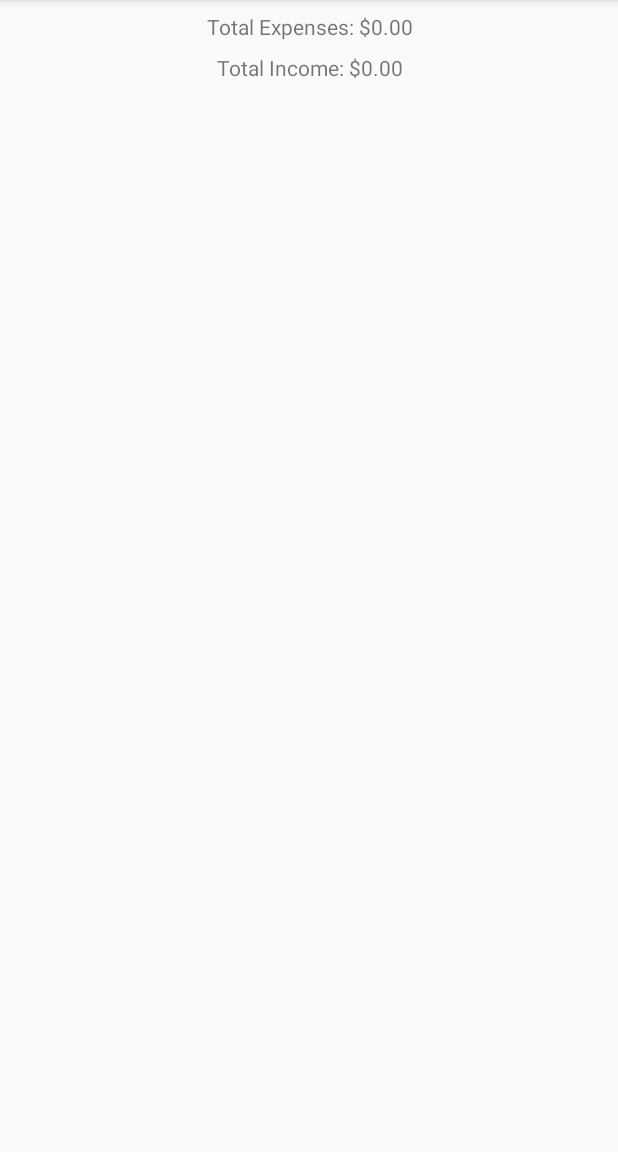
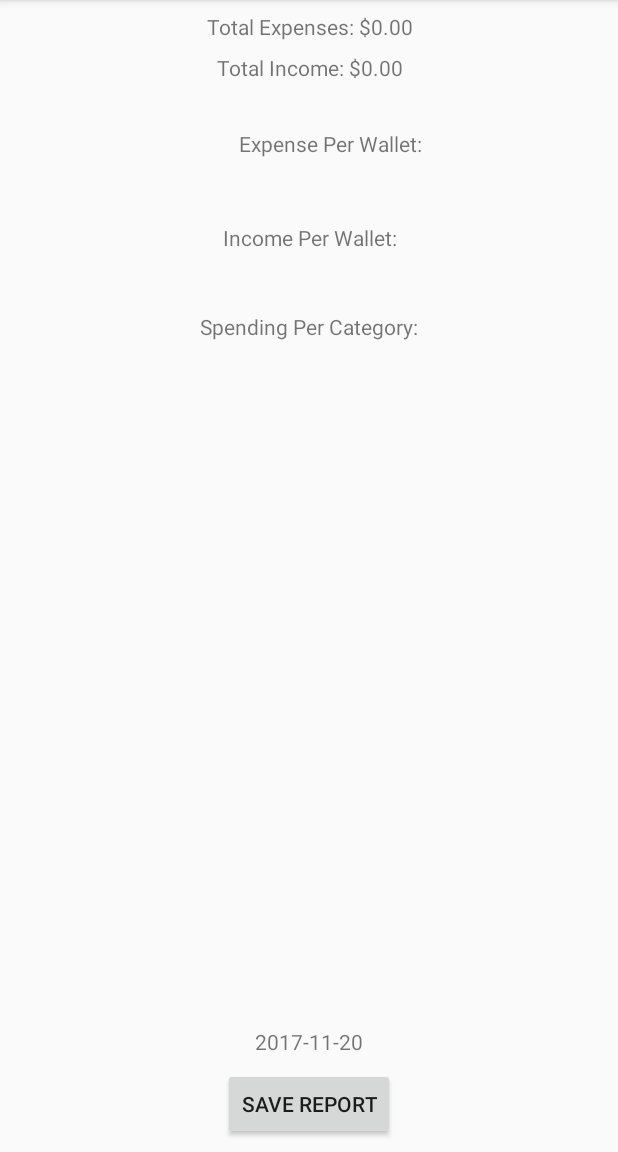
Before and after one commit to zach-king/PynnyAndroid, an Android app: the ReportingActivity screen opened directly, with no data from a screen before it, on a phone screen of 412 x 824 dp, the part 84-1236 px from its top. Run offline under Robolectric (Android 15) with nearby library versions, the phone set to English and light mode, and no system bars.

Commit message:
finished report page, and report saving

```diff
--- a/app/src/main/java/king/zach/pynny/activities/reporting/ReportingActivity.java
+++ b/app/src/main/java/king/zach/pynny/activities/reporting/ReportingActivity.java
@@ -2,7 +2,13 @@ package king.zach.pynny.activities.reporting;
 
 import android.support.v7.app.AppCompatActivity;
 import android.os.Bundle;
+import android.util.Log;
+import android.util.Pair;
+import android.view.View;
+import android.widget.Button;
 import android.widget.TextView;
+
+import java.util.Locale;
 
 import king.zach.pynny.R;
 import king.zach.pynny.database.models.Report;
@@ -17,6 +23,10 @@ public class ReportingActivity extends AppCompatActivity {
 
     private TextView tvTotalExpenses;
     private TextView tvTotalIncome;
+    private TextView tvExpenseByWallet;
+    private TextView tvIncomeByWallet;
+    private TextView tvReportDate;
+    private TextView tvSpendingByCategory;
 
     @Override
     protected void onCreate(Bundle savedInstanceState) {
@@ -35,16 +45,60 @@ public class ReportingActivity extends AppCompatActivity {
             tvTotalIncome = (TextView) findViewById(R.id.tvTotalIncome);
         }
 
+        if (tvExpenseByWallet == null) {
+            tvExpenseByWallet = (TextView) findViewById(R.id.tvExpenseByWallet);
+        }
+
+        if (tvIncomeByWallet == null) {
+            tvIncomeByWallet = (TextView) findViewById(R.id.tvIncomeByWallet);
+        }
+
+        if (tvReportDate == null) {
+            tvReportDate = (TextView) findViewById(R.id.tvReportDate);
+        }
+
+        if (tvSpendingByCategory == null) {
+            tvSpendingByCategory = (TextView) findViewById(R.id.tvSpendingByCategory);
+        }
+
 
         // Get the report
         report = reportingUtil.generateReport();
 
         // Set widget values
         showReport();
+
+        ((Button) findViewById(R.id.btnReportExport)).setOnClickListener(new View.OnClickListener() {
+            @Override
+            public void onClick(View v) {
+                reportingUtil.saveReport(report);
+            }
+        });
     }
 
     private void showReport() {
         tvTotalExpenses.setText(getResources().getString(R.string.total_expenses, report.totalExpenses));
         tvTotalIncome.setText(getResources().getString(R.string.total_income, report.totalIncome));
+        tvReportDate.setText(report.createdAt);
+
+        String walletExpensesString = "Expense Per Wallet:\n";
+        Log.d(TAG, "Wallet expense pair count: " + report.expenseByWallet.size());
+        for (Pair<String, Double> pair : report.expenseByWallet) {
+            walletExpensesString += pair.first + " - " + String.format(Locale.US, "$%.2f\n", pair.second);
+        }
+
+        String walletIncomeString = "Income Per Wallet:\n";
+        for (Pair<String, Double> pair : report.incomeByWallet) {
+            walletIncomeString += pair.first + " - " + String.format(Locale.US, "$%.2f\n", pair.second);
+        }
+
+        String categorySpendingString = "Spending Per Category:\n";
+        for (Pair<String, Double> pair : report.spendingByCategory) {
+            categorySpendingString += pair.first + " - " + String.format(Locale.US, "$%.2f\n", pair.second);
+        }
+
+        tvExpenseByWallet.setText(walletExpensesString);
+        tvIncomeByWallet.setText(walletIncomeString);
+        tvSpendingByCategory.setText(categorySpendingString);
     }
 }
--- a/app/src/main/java/king/zach/pynny/database/PynnyDBHandler.java
+++ b/app/src/main/java/king/zach/pynny/database/PynnyDBHandler.java
@@ -516,8 +516,8 @@ public class PynnyDBHandler extends SQLiteOpenHelper {
     public Cursor getTransactionsForBudget(long budgetId) {
         SQLiteDatabase db = getReadableDatabase();
         return db.rawQuery("SELECT * FROM " + TABLE_TRANSACTIONS + " JOIN " + TABLE_BUDGETS + " ON " +
-        TABLE_TRANSACTIONS + "." + COLUMN_TRANSACTION_CATEGORY + " = " + TABLE_BUDGETS + "." + COLUMN_BUDGET_CATEGORY +
-        " WHERE " + TABLE_BUDGETS + "." + COLUMN_BUDGET_ID + " = " + String.valueOf(budgetId) + " ORDER BY " + TABLE_TRANSACTIONS +
+                TABLE_TRANSACTIONS + "." + COLUMN_TRANSACTION_CATEGORY + " = " + TABLE_BUDGETS + "." + COLUMN_BUDGET_CATEGORY +
+                " WHERE " + TABLE_BUDGETS + "." + COLUMN_BUDGET_ID + " = " + String.valueOf(budgetId) + " ORDER BY " + TABLE_TRANSACTIONS +
                 "." + COLUMN_TRANSACTION_CREATED_AT + " DESC", null);
     }
 
@@ -747,7 +747,7 @@ public class PynnyDBHandler extends SQLiteOpenHelper {
                 " ON " + TABLE_TRANSACTIONS + "." + COLUMN_TRANSACTION_CATEGORY + " = " + TABLE_CATEGORIES + "." + COLUMN_CATEGORY_ID +
                 " WHERE " + TABLE_CATEGORIES + "." + COLUMN_CATEGORY_IS_INCOME + " = 0)";
 
-        Log.i(TAG, "Running query: " + query);
+        Log.i(TAG, "getTotalExpenses: Running query: " + query);
         Cursor cursor = db.rawQuery(query, null);
 
         if (cursor.moveToNext()) {
@@ -766,7 +766,7 @@ public class PynnyDBHandler extends SQLiteOpenHelper {
                 " ON " + TABLE_TRANSACTIONS + "." + COLUMN_TRANSACTION_CATEGORY + " = " + TABLE_CATEGORIES + "." + COLUMN_CATEGORY_ID +
                 " WHERE " + TABLE_CATEGORIES + "." + COLUMN_CATEGORY_ID + " = " + categoryId + " AND " + TABLE_CATEGORIES + "." + COLUMN_CATEGORY_IS_INCOME + " = 0)";
 
-        Log.i(TAG, "Running query: " + query);
+        Log.i(TAG, "getExpensesForCategory: Running query: " + query);
         Cursor cursor = db.rawQuery(query, null);
 
         if (cursor.moveToNext()) {
@@ -785,7 +785,7 @@ public class PynnyDBHandler extends SQLiteOpenHelper {
                 " ON " + TABLE_TRANSACTIONS + "." + COLUMN_TRANSACTION_CATEGORY + " = " + TABLE_CATEGORIES + "." + COLUMN_CATEGORY_ID +
                 " WHERE " + TABLE_CATEGORIES + "." + COLUMN_CATEGORY_IS_INCOME + " = 1)";
 
-        Log.i(TAG, "Running query: " + query);
+        Log.i(TAG, "getTotalIncome: Running query: " + query);
         Cursor cursor = db.rawQuery(query, null);
 
         if (cursor.moveToNext()) {
@@ -804,7 +804,7 @@ public class PynnyDBHandler extends SQLiteOpenHelper {
                 " ON " + TABLE_TRANSACTIONS + "." + COLUMN_TRANSACTION_CATEGORY + " = " + TABLE_CATEGORIES + "." + COLUMN_CATEGORY_ID +
                 " WHERE " + TABLE_CATEGORIES + "." + COLUMN_CATEGORY_ID + " = " + categoryId + " AND " + TABLE_CATEGORIES + "." + COLUMN_CATEGORY_IS_INCOME + " = 1)";
 
-        Log.i(TAG, "Running query: " + query);
+        Log.v(TAG, "Running query: " + query);
         Cursor cursor = db.rawQuery(query, null);
 
         if (cursor.moveToNext()) {
@@ -822,9 +822,9 @@ public class PynnyDBHandler extends SQLiteOpenHelper {
         SQLiteDatabase db = this.getReadableDatabase();
         String query = "SELECT SUM(" + COLUMN_TRANSACTION_AMOUNT + ") FROM (SELECT " + COLUMN_TRANSACTION_AMOUNT + " FROM " + TABLE_TRANSACTIONS + " JOIN " + TABLE_CATEGORIES +
                 " ON " + TABLE_TRANSACTIONS + "." + COLUMN_TRANSACTION_CATEGORY + " = " + TABLE_CATEGORIES + "." + COLUMN_CATEGORY_ID +
-                " WHERE " + TABLE_WALLETS + "." + COLUMN_WALLET_ID + " = " + walletId + " AND " + TABLE_CATEGORIES + "." + COLUMN_CATEGORY_IS_INCOME + " = 0)";
+                " WHERE " + TABLE_TRANSACTIONS + "." + COLUMN_TRANSACTION_WALLET + " = " + walletId + " AND " + TABLE_CATEGORIES + "." + COLUMN_CATEGORY_IS_INCOME + " = 0)";
 
-        Log.v(TAG, "Running query: " + query);
+        Log.v(TAG, "getIncomeForWallet: Running query: " + query);
         Cursor cursor = db.rawQuery(query, null);
 
         if (cursor.moveToNext()) {
@@ -841,9 +841,9 @@ public class PynnyDBHandler extends SQLiteOpenHelper {
         SQLiteDatabase db = this.getReadableDatabase();
         String query = "SELECT SUM(" + COLUMN_TRANSACTION_AMOUNT + ") FROM (SELECT " + COLUMN_TRANSACTION_AMOUNT + " FROM " + TABLE_TRANSACTIONS + " JOIN " + TABLE_CATEGORIES +
                 " ON " + TABLE_TRANSACTIONS + "." + COLUMN_TRANSACTION_CATEGORY + " = " + TABLE_CATEGORIES + "." + COLUMN_CATEGORY_ID +
-                " WHERE " + TABLE_WALLETS + "." + COLUMN_WALLET_ID + " = " + walletId + " AND " + TABLE_CATEGORIES + "." + COLUMN_CATEGORY_IS_INCOME + " = 1)";
+                " WHERE " + TABLE_TRANSACTIONS + "." + COLUMN_TRANSACTION_WALLET + " = " + walletId + " AND " + TABLE_CATEGORIES + "." + COLUMN_CATEGORY_IS_INCOME + " = 1)";
 
-        Log.v(TAG, "Running query: " + query);
+        Log.v(TAG, "getIncomeForWallet: Running query: " + query);
         Cursor cursor = db.rawQuery(query, null);
 
         if (cursor.moveToNext()) {
--- a/app/src/main/res/layout/activity_reporting.xml
+++ b/app/src/main/res/layout/activity_reporting.xml
@@ -31,4 +31,71 @@
         app:layout_constraintLeft_toLeftOf="parent"
         app:layout_constraintRight_toRightOf="parent"
         app:layout_constraintTop_toBottomOf="@+id/tvTotalExpenses" />
+
+    <TextView
+        android:id="@+id/tvExpenseByWallet"
+        android:layout_width="367dp"
+        android:layout_height="wrap_content"
+        android:layout_marginLeft="8dp"
+        android:layout_marginRight="8dp"
+        android:layout_marginTop="31dp"
+        android:text="TextView"
+        android:textAlignment="center"
+        app:layout_constraintHorizontal_bias="1.0"
+        app:layout_constraintLeft_toLeftOf="parent"
+        app:layout_constraintRight_toRightOf="parent"
+        app:layout_constraintTop_toBottomOf="@+id/tvTotalIncome" />
+
+    <TextView
+        android:id="@+id/tvIncomeByWallet"
+        android:layout_width="0dp"
+        android:layout_height="wrap_content"
+        android:text="TextView"
+        android:textAlignment="center"
+        android:layout_marginLeft="8dp"
+        app:layout_constraintLeft_toLeftOf="parent"
+        android:layout_marginRight="8dp"
+        app:layout_constraintRight_toRightOf="parent"
+        app:layout_constraintHorizontal_bias="0.0"
+        android:layout_marginTop="27dp"
+        app:layout_constraintTop_toBottomOf="@+id/tvExpenseByWallet" />
+
+    <TextView
+        android:id="@+id/tvSpendingByCategory"
+        android:layout_width="0dp"
+        android:layout_height="wrap_content"
+        android:layout_marginLeft="8dp"
+        android:layout_marginRight="8dp"
+        android:text="TextView"
+        android:textAlignment="center"
+        app:layout_constraintHorizontal_bias="0.0"
+        app:layout_constraintLeft_toLeftOf="parent"
+        app:layout_constraintRight_toRightOf="parent"
+        android:layout_marginTop="24dp"
+        app:layout_constraintTop_toBottomOf="@+id/tvIncomeByWallet" />
+
+    <TextView
+        android:id="@+id/tvReportDate"
+        android:layout_width="wrap_content"
+        android:layout_height="wrap_content"
+        android:layout_marginLeft="8dp"
+        android:layout_marginRight="8dp"
+        android:text="TextView"
+        android:textAlignment="center"
+        app:layout_constraintLeft_toLeftOf="parent"
+        app:layout_constraintRight_toRightOf="parent"
+        android:layout_marginBottom="8dp"
+        app:layout_constraintBottom_toTopOf="@+id/btnReportExport" />
+
+    <Button
+        android:id="@+id/btnReportExport"
+        android:layout_width="wrap_content"
+        android:layout_height="wrap_content"
+        android:layout_marginBottom="8dp"
+        android:layout_marginLeft="8dp"
+        android:layout_marginRight="8dp"
+        android:text="@string/report_export_btn"
+        app:layout_constraintBottom_toBottomOf="parent"
+        app:layout_constraintLeft_toLeftOf="parent"
+        app:layout_constraintRight_toRightOf="parent" />
 </android.support.constraint.ConstraintLayout>
--- a/app/src/main/res/values/strings.xml
+++ b/app/src/main/res/values/strings.xml
@@ -32,4 +32,5 @@
 
     <string name="total_expenses">Total Expenses: $%1$.2f</string>
     <string name="total_income">Total Income: $%1$.2f</string>
+    <string name="report_export_btn">Save Report</string>
 </resources>
```
Also changed, not shown: app/src/main/java/king/zach/pynny/database/adapters/ReportCursorAdapter.java (added, +50 -0 lines), app/src/main/java/king/zach/pynny/utils/ReportingUtil.java (+44 -2 lines).
